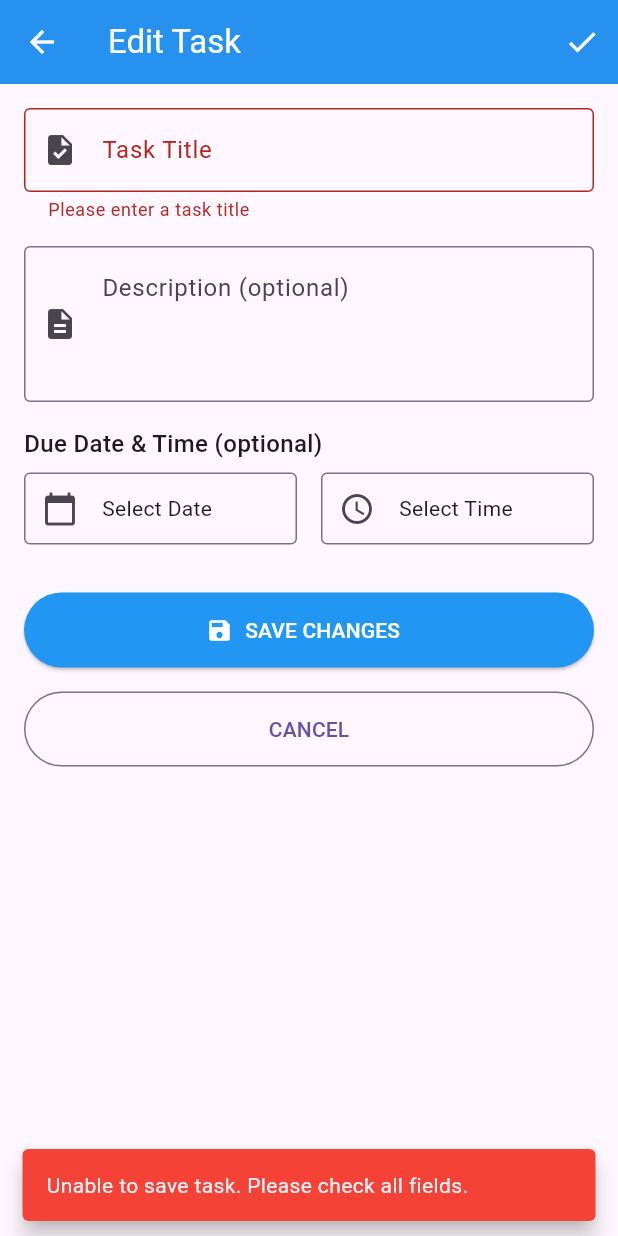
After one commit to KaivanKeren/simple-todo-app, a Flutter app: the EditTodo screen opened directly, after a tap on "SAVE CHANGES", on a phone screen of 412 x 824 dp. The commit adds this screen. Run offline on Flutter 3.47's test engine with Material 3 defaults, Android fonts, the phone set to English and light mode, and no system bars; our stand-ins replace shared_preferences; accounts and stored records are empty.

Commit message:
Add intl package dependency and implement edit task navigation

```diff
--- a/lib/models/save_task.dart
+++ b/lib/models/save_task.dart
@@ -138,4 +138,6 @@ class SaveTask extends ChangeNotifier {
       'completionRate': total > 0 ? (completed / total * 100).toStringAsFixed(1) : '0',
     };
   }
+
+  void updateTaskById(String id, Task updatedTask) {}
 }
--- /dev/null
+++ b/lib/screens/edit_todo.dart
@@ -0,0 +1,378 @@
+import 'package:android_project/models/task_model.dart';
+import 'package:flutter/material.dart';
+import 'package:provider/provider.dart';
+import 'package:android_project/models/save_task.dart';
+import 'package:intl/intl.dart';
+
+class EditTodo extends StatefulWidget {
+  final Task? existingTask;
+
+  const EditTodo({super.key, this.existingTask});
+
+  @override
+  State<EditTodo> createState() => _EditTodoState();
+}
+
+class _EditTodoState extends State<EditTodo> {
+  final _formKey = GlobalKey<FormState>();
+  final _titleController = TextEditingController();
+  final _descriptionController = TextEditingController();
+
+  DateTime? _selectedDate;
+  TimeOfDay? _selectedTime;
+
+  bool _isInitialized = false;
+  Task? _taskToEdit;
+
+  @override
+  void dispose() {
+    _titleController.dispose();
+    _descriptionController.dispose();
+    super.dispose();
+  }
+
+  @override
+  void didChangeDependencies() {
+    super.didChangeDependencies();
+
+    // Initialize only once
+    if (!_isInitialized) {
+      // Get the task passed as argument
+      final args = ModalRoute.of(context)?.settings.arguments;
+
+      // Print debug info
+      print('Route arguments: $args');
+      print('Widget existingTask: ${widget.existingTask}');
+
+      if (args != null) {
+        if (args is Task) {
+          _taskToEdit = args;
+          print('Task set from route arguments');
+        } else if (args is Map<String, dynamic>) {
+          // Try to handle the case where a Map is passed instead of a Task
+          try {
+            _taskToEdit = Task.fromJson(args);
+            print('Task created from Map arguments');
+          } catch (e) {
+            print('Error converting Map to Task: $e');
+          }
+        }
+      } else if (widget.existingTask != null) {
+        _taskToEdit = widget.existingTask;
+        print('Task set from widget property');
+      }
+
+      _initializeFormValues();
+      _isInitialized = true;
+    }
+  }
+
+  @override
+  Widget build(BuildContext context) {
+
+    return Scaffold(
+      appBar: AppBar(
+        title: const Text('Edit Task'),
+        actions: [
+          IconButton(
+            icon: const Icon(Icons.check),
+            onPressed: _saveTask,
+            tooltip: 'Save changes',
+          ),
+        ],
+      ),
+      body: Form(
+        key: _formKey,
+        child: SingleChildScrollView(
+          padding: const EdgeInsets.all(16.0),
+          child: Column(
+            crossAxisAlignment: CrossAxisAlignment.start,
+            children: [
+              // Title field
+              TextFormField(
+                controller: _titleController,
+                decoration: const InputDecoration(
+                  labelText: 'Task Title',
+                  border: OutlineInputBorder(),
+                  prefixIcon: Icon(Icons.task),
+                ),
+                validator: (value) {
+                  if (value == null || value.isEmpty) {
+                    return 'Please enter a task title';
+                  }
+                  return null;
+                },
+              ),
+              const SizedBox(height: 16),
+
+              // Description field
+              TextFormField(
+                controller: _descriptionController,
+                decoration: const InputDecoration(
+                  labelText: 'Description (optional)',
+                  border: OutlineInputBorder(),
+                  prefixIcon: Icon(Icons.description),
+                  alignLabelWithHint: true,
+                ),
+                maxLines: 3,
+              ),
+              const SizedBox(height: 16),
+
+              // Due date selection
+              const Text(
+                'Due Date & Time (optional)',
+                style: TextStyle(fontSize: 16, fontWeight: FontWeight.w500),
+              ),
+              const SizedBox(height: 8),
+              Row(
+                children: [
+                  Expanded(
+                    child: InkWell(
+                      onTap: () => _selectDate(context),
+                      child: InputDecorator(
+                        decoration: const InputDecoration(
+                          border: OutlineInputBorder(),
+                          contentPadding: EdgeInsets.symmetric(
+                            vertical: 10,
+                            horizontal: 12,
+                          ),
+                          prefixIcon: Icon(Icons.calendar_today),
+                        ),
+                        child: Text(
+                          _selectedDate == null
+                              ? 'Select Date'
+                              : DateFormat('dd/MM/yyyy').format(_selectedDate!),
+                        ),
+                      ),
+                    ),
+                  ),
+                  const SizedBox(width: 16),
+                  Expanded(
+                    child: InkWell(
+                      onTap: _selectedDate == null
+                          ? () {
+                              ScaffoldMessenger.of(context).showSnackBar(
+                                const SnackBar(
+                                  content: Text('Please select a date first'),
+                                  behavior: SnackBarBehavior.floating,
+                                ),
+                              );
+                            }
+                          : () => _selectTime(context),
+                      child: InputDecorator(
+                        decoration: const InputDecoration(
+                          border: OutlineInputBorder(),
+                          contentPadding: EdgeInsets.symmetric(
+                            vertical: 10,
+                            horizontal: 12,
+                          ),
+                          prefixIcon: Icon(Icons.access_time),
+                        ),
+                        child: Text(
+                          _selectedTime == null
+                              ? 'Select Time'
+                              : _selectedTime!.format(context),
+                        ),
+                      ),
+                    ),
+                  ),
+                ],
+              ),
+
+              if (_selectedDate != null) ...[
+                const SizedBox(height: 8),
+                Row(
+                  children: [
+                    TextButton.icon(
+                      icon: const Icon(Icons.clear, size: 16),
+                      label: const Text('Clear Date & Time'),
+                      style: TextButton.styleFrom(
+                        foregroundColor: Colors.red,
+                      ),
+                      onPressed: () {
+                        setState(() {
+                          _selectedDate = null;
+                          _selectedTime = null;
+                        });
+                      },
+                    ),
+                  ],
+                ),
+              ],
+
+              const SizedBox(height: 32),
+
+              // Save button
+              SizedBox(
+                width: double.infinity,
+                height: 50,
+                child: ElevatedButton.icon(
+                  icon: const Icon(Icons.save),
+                  label: const Text('SAVE CHANGES'),
+                  onPressed: _saveTask,
+                ),
+              ),
+
+              const SizedBox(height: 16),
+
+              // Cancel button
+              SizedBox(
+                width: double.infinity,
+                height: 50,
+                child: OutlinedButton(
+                  onPressed: () {
+                    Navigator.of(context).pop();
+                  },
+                  child: const Text('CANCEL'),
+                ),
+              ),
+            ],
+          ),
+        ),
+      ),
+    );
+  }
+
+  void _initializeFormValues() {
+    if (_taskToEdit != null) {
+      _titleController.text = _taskToEdit!.title;
+
+      if (_taskToEdit!.description != null) {
+        _descriptionController.text = _taskToEdit!.description!;
+      }
+
+      if (_taskToEdit!.dueDate != null) {
+        _selectedDate = _taskToEdit!.dueDate;
+
+        // Set time if it's not midnight (default when no time is specified)
+        if (_taskToEdit!.dueDate!.hour != 0 || _taskToEdit!.dueDate!.minute != 0) {
+          _selectedTime = TimeOfDay(
+            hour: _taskToEdit!.dueDate!.hour,
+            minute: _taskToEdit!.dueDate!.minute,
+          );
+        }
+      }
+    }
+  }
+
+  Future<void> _selectDate(BuildContext context) async {
+    final DateTime? pickedDate = await showDatePicker(
+      context: context,
+      initialDate: _selectedDate ?? DateTime.now(),
+      firstDate: DateTime.now().subtract(const Duration(days: 365)),
+      lastDate: DateTime.now().add(const Duration(days: 365 * 5)),
+      builder: (context, child) {
+        return Theme(
+          data: Theme.of(context).copyWith(
+            colorScheme: const ColorScheme.light(
+              primary: Colors.blue,
+            ),
+            dialogBackgroundColor: Colors.white,
+          ),
+          child: child!,
+        );
+      },
+    );
+
+    if (pickedDate != null && pickedDate != _selectedDate) {
+      setState(() {
+        _selectedDate = pickedDate;
+      });
+    }
+  }
+
+  Future<void> _selectTime(BuildContext context) async {
+    final TimeOfDay? pickedTime = await showTimePicker(
+      context: context,
+      initialTime: _selectedTime ?? TimeOfDay.now(),
+      builder: (context, child) {
+        return Theme(
+          data: Theme.of(context).copyWith(
+            colorScheme: const ColorScheme.light(
+              primary: Colors.blue,
+            ),
+            dialogBackgroundColor: Colors.white,
+          ),
+          child: child!,
+        );
+      },
+    );
+
+    if (pickedTime != null && pickedTime != _selectedTime) {
+      setState(() {
+        _selectedTime = pickedTime;
+      });
+    }
+  }
+
+  DateTime? _combineDateTime() {
+    if (_selectedDate == null) {
+      return null;
+    }
+
+    if (_selectedTime == null) {
+      // Return just the date with time set to midnight
+      return DateTime(
+        _selectedDate!.year,
+        _selectedDate!.month,
+        _selectedDate!.day,
+      );
+    } else {
+      // Combine date and time
+      return DateTime(
+        _selectedDate!.year,
+        _selectedDate!.month,
+        _selectedDate!.day,
+        _selectedTime!.hour,
+        _selectedTime!.minute,
+      );
+    }
+  }
+
+  void _saveTask() {
+    if (_formKey.currentState!.validate() && _taskToEdit != null) {
+      final taskProvider = Provider.of<SaveTask>(context, listen: false);
+
+      // Combine date and time if available
+      final dueDateTime = _combineDateTime();
+
+      // Create updated task using copyWith method
+      final updatedTask = _taskToEdit!.copyWith(
+        title: _titleController.text,
+        description: _descriptionController.text.isEmpty ? null : _descriptionController.text,
+        dueDate: dueDateTime,
+      );
+
+      // Update the task in the provider - adapt to your SaveTask implementation
+      // Use the index-based method if that's what your SaveTask class implements
+      final taskIndex = taskProvider.tasks.indexWhere((task) => task.id == _taskToEdit!.id);
+      if (taskIndex != -1) {
+        taskProvider.updateTask(taskIndex.toString(), updatedTask);
+      } else {
+        // Fallback if task not found by index
+        taskProvider.updateTaskById(_taskToEdit!.id, updatedTask);
+      }
+
+      // Show success message
+      ScaffoldMessenger.of(context).showSnackBar(
+        const SnackBar(
+          content: Text('Task updated successfully'),
+          behavior: SnackBarBehavior.floating,
+          backgroundColor: Colors.green,
+        ),
+      );
+
+      // Navigate back to the task list
+      Navigator.of(context).pop();
+    } else {
+      // Show error message if form is invalid or task is null
+      ScaffoldMessenger.of(context).showSnackBar(
+        const SnackBar(
+          content: Text('Unable to save task. Please check all fields.'),
+          behavior: SnackBarBehavior.floating,
+          backgroundColor: Colors.red,
+        ),
+      );
+    }
+  }
+}
--- a/pubspec.yaml
+++ b/pubspec.yaml
@@ -36,6 +36,8 @@ dependencies:
   cupertino_icons: ^1.0.8
   provider: ^6.1.2
   uuid: ^4.5.1
+  intl: ^0.20.2
+  shared_preferences: ^2.5.2
 
 dev_dependencies:
   flutter_test:
```
Also changed, not shown: lib/main.dart (+19 -2 lines), lib/screens/todo_list.dart (+22 -2 lines), lib/theme_provider.dart (added, +65 -0 lines), pubspec.lock, 2 other files.
